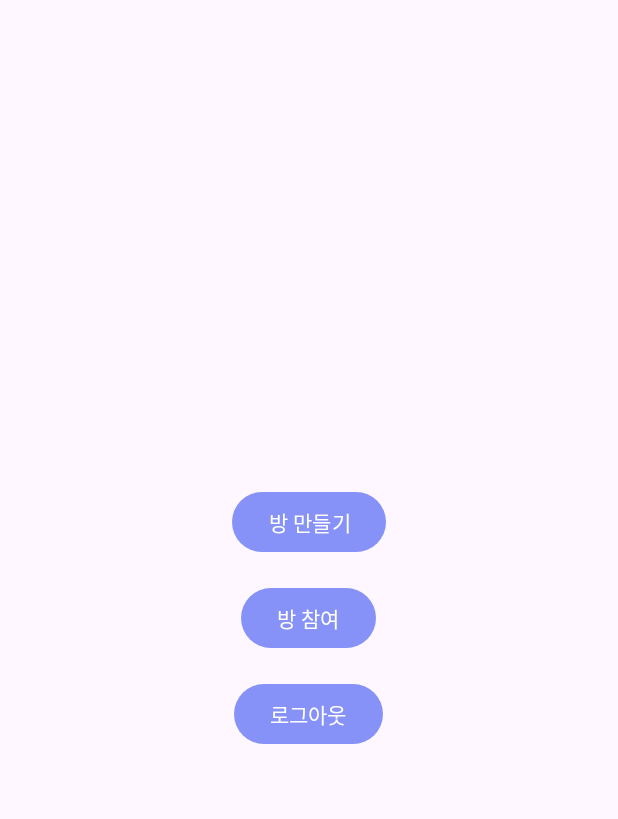
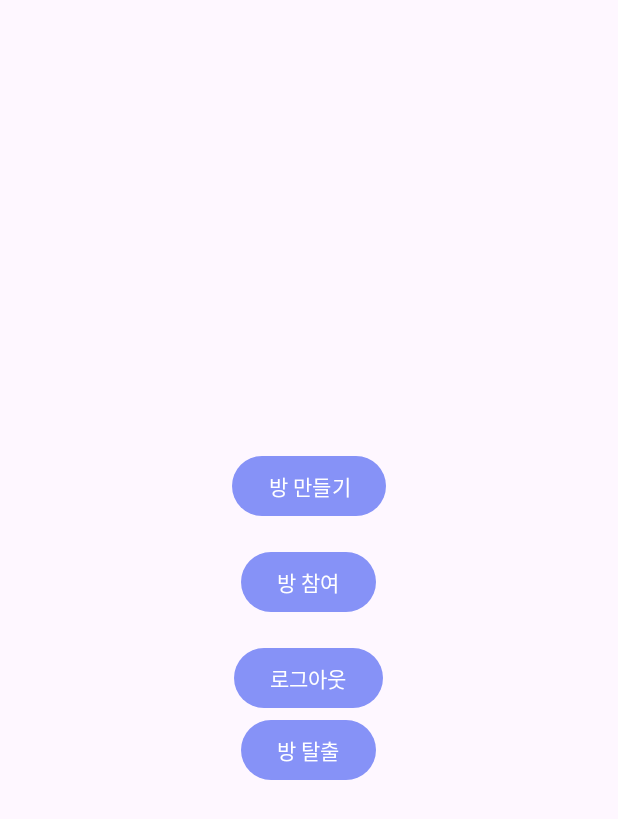
Before and after one commit to Lark6/Alarm-Wars, an Android app: the MainActivity screen opened directly, with no data from a screen before it, on a phone screen of 412 x 824 dp. Shown: the top 819 px of the screen. Run offline under Robolectric (Android 15) with nearby library versions, the light colour scheme and no system bars; our stand-ins replace Firebase (no records; nobody signed in at launch, a user with empty details on screens opened directly).

Commit message:
로그인 파트랑 머지

```diff
--- a/app/src/main/res/layout/activity_main.xml
+++ b/app/src/main/res/layout/activity_main.xml
@@ -30,4 +30,12 @@
         android:layout_marginTop="16dp"
         android:onClick="logout"
         android:text="로그아웃" />
+    <Button
+        android:id="@+id/exit_room_button"
+        android:layout_width="wrap_content"
+        android:layout_height="wrap_content"
+        android:text="방 탈출"
+        android:layout_centerInParent="true"
+        android:onClick="promptForExitingRoom"/>
+
 </LinearLayout>
```
Also changed, not shown: app/src/main/java/com/example/alarm__wars/MainActivity.java (+41 -11 lines).
